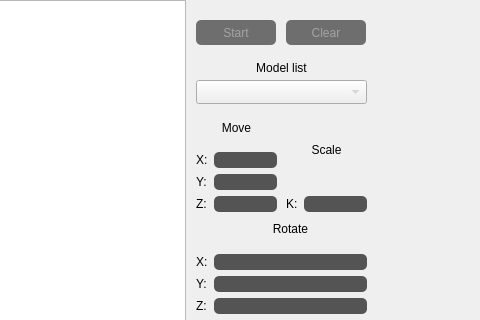
Before: the Qt Designer form shlyapos/FooG/UiForms/mainwindow.ui in tatarinova0903/bmstu_cg_course, drawn with Qt 5; both pictures show x 614 to 1094 and y 0 to 320 of the 1094 by 745 pixel window.
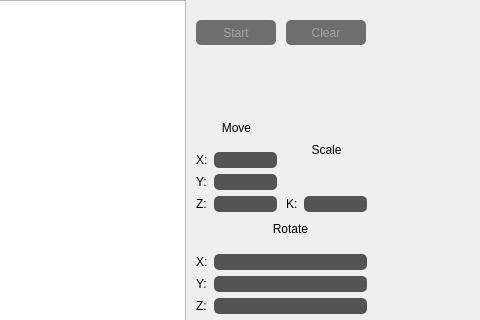
After: the same form once the commit is applied.

Commit message: убрала выбор модели

```diff
--- a/shlyapos/FooG/UiForms/mainwindow.ui
+++ b/shlyapos/FooG/UiForms/mainwindow.ui
@@ -58,42 +58,6 @@
      <string>Start</string>
     </property>
    </widget>
-   <widget class="QComboBox" name="comboBox_model">
-    <property name="geometry">
-     <rect>
-      <x>810</x>
-      <y>80</y>
-      <width>171</width>
-      <height>24</height>
-     </rect>
-    </property>
-    <property name="styleSheet">
-     <string notr="true">QComboBox{
-	color: rgba(200, 200, 200, 255);
-}
-
-QComboBox:on{
-    background-color: rgba(30, 30, 30, 180);
-	color: rgba(200, 200, 200, 255);
-}</string>
-    </property>
-   </widget>
-   <widget class="QLabel" name="lbl_models">
-    <property name="geometry">
-     <rect>
-      <x>810</x>
-      <y>60</y>
-      <width>171</width>
-      <height>16</height>
-     </rect>
-    </property>
-    <property name="text">
-     <string>Model list</string>
-    </property>
-    <property name="alignment">
-     <set>Qt::AlignCenter</set>
-    </property>
-   </widget>
    <widget class="QWidget" name="verticalLayoutWidget">
     <property name="geometry">
      <rect>
```
The commit also changes 2 other files.
